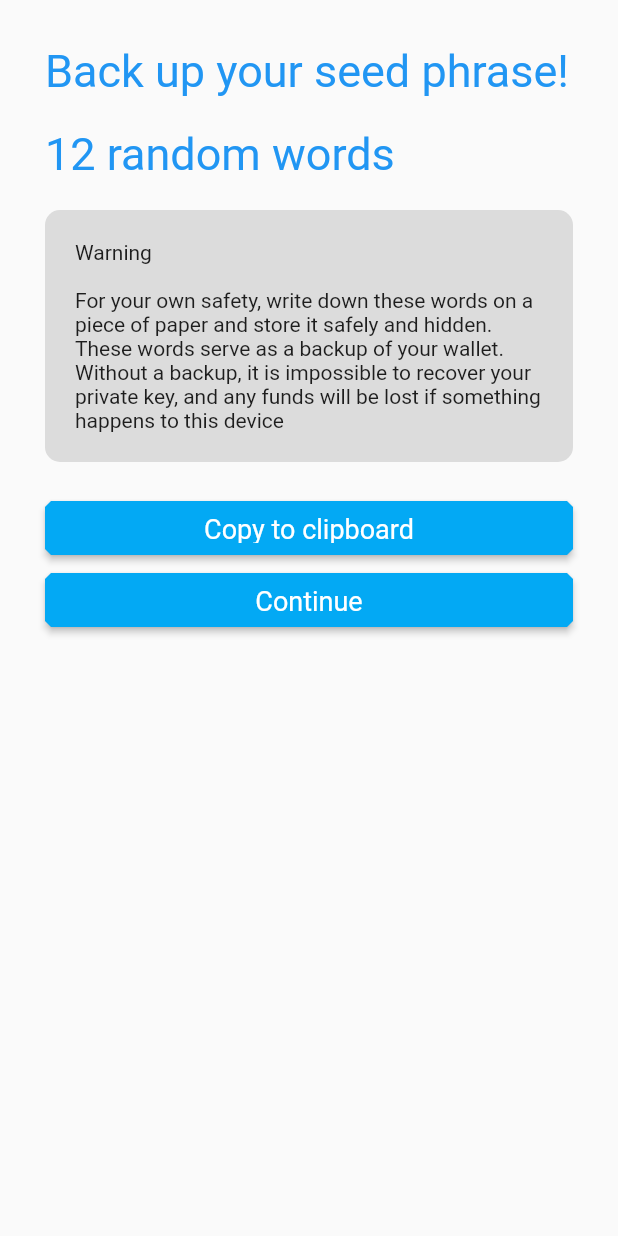
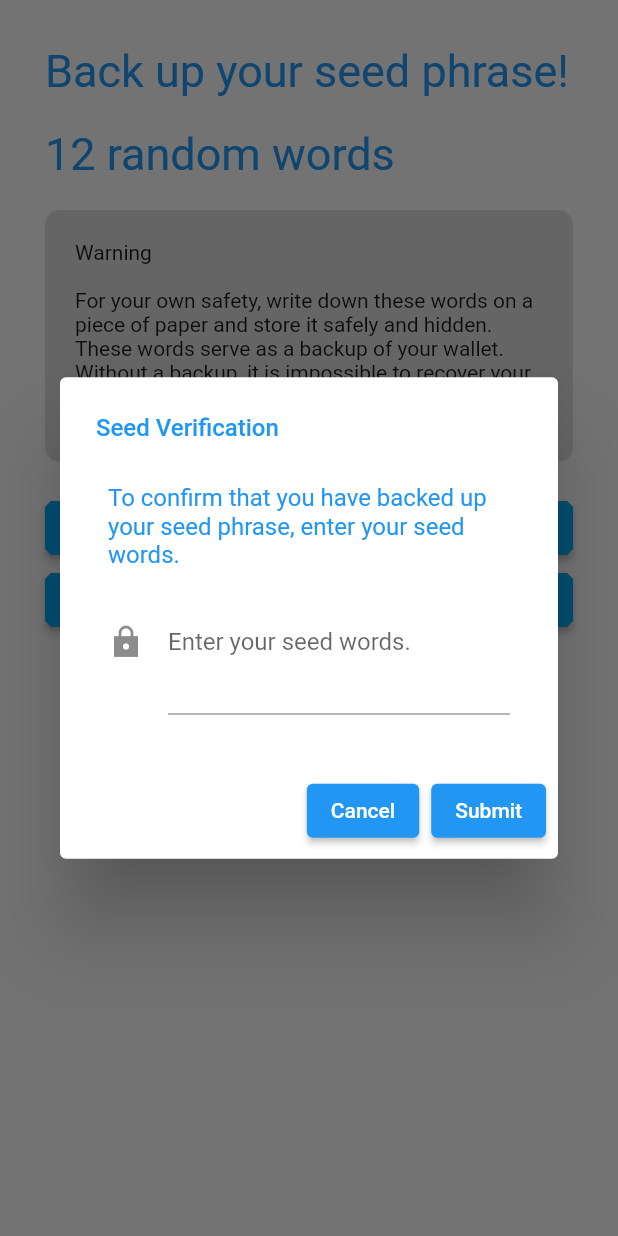
Before and after one commit to atrang789/PoltergeistWallet, a Flutter app: the CreateWalletScreen screen opened by its route, after a tap on "Continue", on a phone screen of 412 x 824 dp. Run offline on Flutter 3.47's test engine with Material 2 defaults, Android fonts, the phone set to English and light mode, and no system bars; drawn by our look-alikes of animated_text_kit; our stand-ins replace cloud_firestore, firebase_core, modal_progress_hud; accounts and stored records are empty.

Commit message:
created basic wallet funcationality and added some firebase features *currently not working* will need in separate branch.

```diff
--- a/lib/screens/create_wallet_screen.dart
+++ b/lib/screens/create_wallet_screen.dart
@@ -1,8 +1,11 @@
 import 'package:animated_text_kit/animated_text_kit.dart';
 import 'package:flutter/material.dart';
 import 'package:flutter/widgets.dart';
+import 'package:poltergeistwallet/api/GenerateWallet.dart';
 import 'package:poltergeistwallet/constants.dart';
 import 'package:poltergeistwallet/components/square_button.dart';
+import 'package:modal_progress_hud/modal_progress_hud.dart';
+import 'package:cloud_firestore/cloud_firestore.dart';
 
 class CreateWalletScreen extends StatefulWidget {
   static String id = 'create_wallet_screen';
@@ -13,25 +16,34 @@ class CreateWalletScreen extends StatefulWidget {
 
 class _CreateWalletScreen extends State<CreateWalletScreen> {
   final double _sizedBoxHeight = 20;
+  String _alertTitle = 'Seed Verification';
+  String _alertDescription =
+      'To confirm that you have backed up your seed phrase, enter your seed words.';
+  String _alertHint = 'Enter your seed words.';
+  String _walletWords = '12 random words';
+  bool showSpinner = false;
+  // FirebaseFirestore _firestore = FirebaseFirestore.instance;
 
   @override
   Widget build(BuildContext context) {
     return Scaffold(
       body: Padding(
         padding: EdgeInsets.all(30.0),
-        child:
-            Column(
+        child: ModalProgressHUD(
+          inAsyncCall: showSpinner,
+          child: Column(
             crossAxisAlignment: CrossAxisAlignment.start,
             textDirection: TextDirection.ltr,
             children: [
               AnimatedTextKit(animatedTexts: [
-              TypewriterAnimatedText(kSettingBackup,
+                TypewriterAnimatedText(
+                  kSettingBackup,
                   textStyle: TextStyle(color: Colors.blue, fontSize: 30.0),
                 ),
               ]),
               SizedBox(height: _sizedBoxHeight),
               Text(
-              '12 random words',
+                _walletWords,
                 style: TextStyle(color: Colors.blue, fontSize: 30.0),
               ),
               SizedBox(height: _sizedBoxHeight),
@@ -49,12 +61,88 @@ class _CreateWalletScreen extends State<CreateWalletScreen> {
                 buttonTitle: kButtonCopy,
               ),
               SquareButton(
-              onPressed: () {},
+                onPressed: () {
+                  showDialogWithFields(_alertTitle, _alertDescription);
+                },
                 buttonTitle: kButtonContinue,
               ),
             ],
           ),
         ),
+      ),
     );
   }
+
+  void showDialogWithFields(String title, String description) {
+    showDialog(
+        context: context,
+        builder: (BuildContext context) {
+          return AlertDialog(
+            scrollable: true,
+            title: Text(
+              title,
+              style: TextStyle(color: Colors.blue, fontSize: 16.0),
+            ),
+            content: Padding(
+              padding: const EdgeInsets.all(8.0),
+              child: Form(
+                child: Column(
+                  children: <Widget>[
+                    Text(
+                      description,
+                      style: TextStyle(color: Colors.blue, fontSize: 16.0),
+                    ),
+                    TextFormField(
+                      decoration: InputDecoration(
+                        labelText: _alertHint,
+                        icon: Icon(Icons.lock_sharp),
+                      ),
+                      maxLines: 5,
+                      minLines: 3,
+                    ),
+                  ],
+                ),
+              ),
+            ),
+            actions: [
+              ElevatedButton(
+                  child: Text("Cancel"),
+                  onPressed: () {
+                    Navigator.pop(context);
+                  }),
+              ElevatedButton(
+                  child: Text("Submit"),
+                  onPressed: () {
+                    setState(() {
+                      showSpinner = true;
+                    });
+                  })
+            ],
+          );
+        });
   }
+
+  //Firestore
+  /*void getNewSeedPhrase() async {
+    GetSeedPhrase _getSeedPhrase = GetSeedPhrase('Ucqfzbve4HvLkIwrY9wC');
+    _getSeedPhrase.build(context);
+  }
+
+  dynamic data;
+
+  Future<dynamic> getData() async {
+    final DocumentReference document = _firestore.collection(
+        'wallet').doc('whUlKRbo3dqSTi9OQxhy');
+
+    await document.get().then<dynamic>((DocumentSnapshot snapshot) async {
+      setState(() {
+        data = snapshot.data;
+        showSpinner = false;
+      });
+    });
+  }*/
+
+  void verifySeedWords() {
+
+  }
+}
--- a/pubspec.yaml
+++ b/pubspec.yaml
@@ -12,6 +12,9 @@ dependencies:
 
   cupertino_icons: ^1.0.2
   animated_text_kit: ^4.2.1
+  firebase_core: ^1.12.0
+  cloud_firestore: ^3.1.7
+  modal_progress_hud: ^0.1.3
 
 dev_dependencies:
   flutter_test:
```
Also changed, not shown: lib/api/GenerateWallet.dart (added, +35 -0 lines), lib/main.dart (+14 -1 lines), pubspec.lock, 3 other files. Lines whose indentation alone changed are shown as unchanged.
